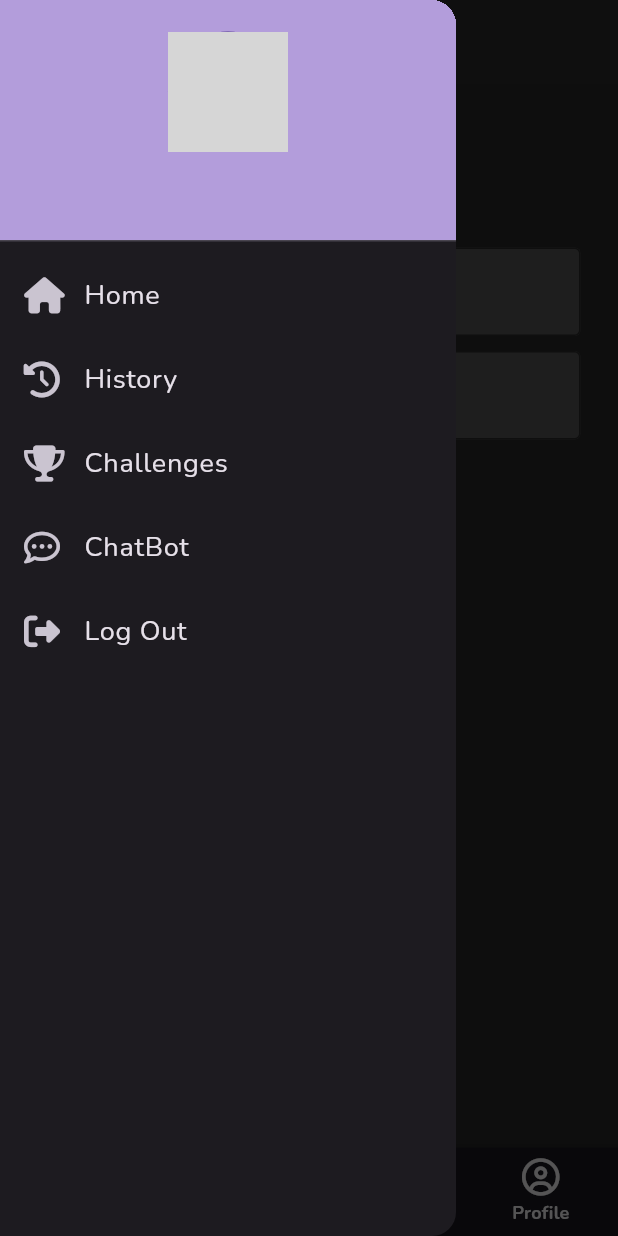
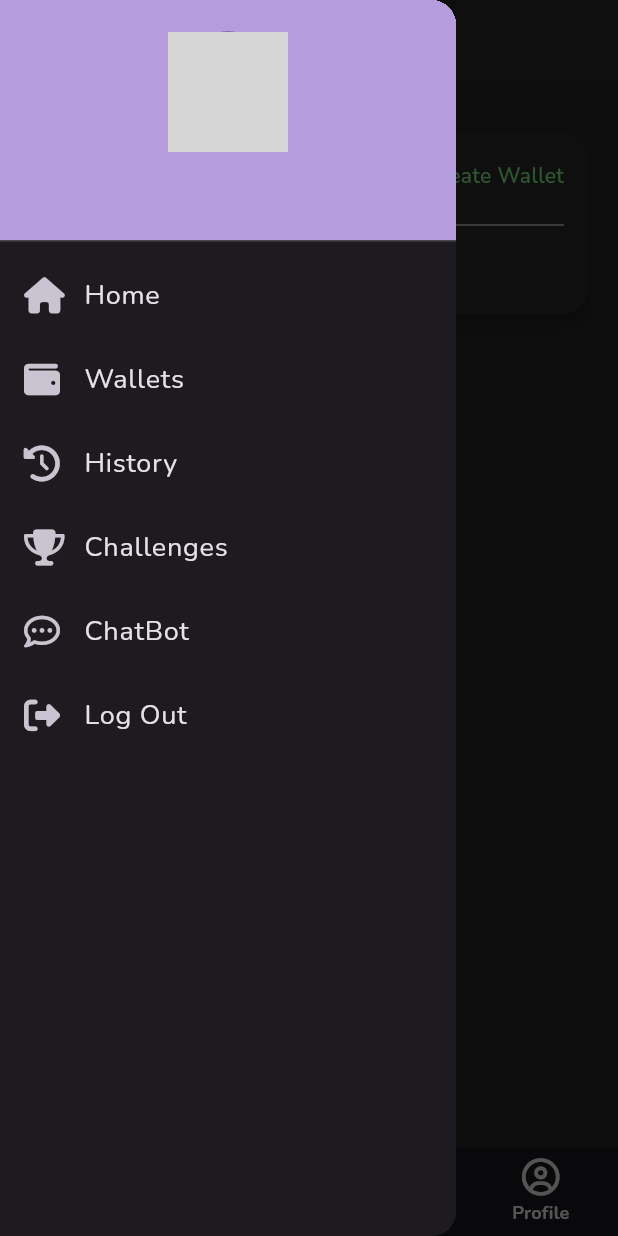
Before and after one commit to Weiyang-code/budget-tracker-with-AI-chatbot-and-gamification, a Flutter app: the screen it shows once a user with an empty profile is signed in, with the side drawer open, on a phone screen of 412 x 824 dp. Run offline on Flutter 3.47's test engine with Material 3 defaults, Android fonts, the phone set to English and light mode, and no system bars; our stand-ins replace cloud_firestore, firebase_auth, firebase_core, fluttertoast, font_awesome_flutter, google_fonts and 1 more; accounts and stored records are empty; network calls fail; grey boxes are pictures that could not be loaded.

Commit message:
wallet page and wallet function

```diff
--- /dev/null
+++ b/lib/dashboard/card.dart
@@ -0,0 +1,168 @@
+import 'package:flutter/material.dart';
+import 'package:budgettracker/services/firestore.dart'; // Update path if needed
+import 'package:intl/intl.dart'; // For formatting currency
+
+class WalletCard extends StatelessWidget {
+  const WalletCard({super.key});
+
+  @override
+  Widget build(BuildContext context) {
+    return StreamBuilder<double>(
+      stream: FirestoreService().streamTotalBalance(),
+      builder: (context, snapshot) {
+        // Check if the stream is loading
+        if (snapshot.connectionState == ConnectionState.waiting) {
+          return const Padding(
+            padding: EdgeInsets.all(16),
+            child: Center(child: CircularProgressIndicator()),
+          );
+        }
+
+        // Check if there was an error
+        if (snapshot.hasError) {
+          return const Padding(
+            padding: EdgeInsets.all(16),
+            child: Text(
+              'Error loading wallet data',
+              style: TextStyle(color: Colors.red),
+            ),
+          );
+        }
+
+        // If no wallets exist, show a button to create one
+        if (snapshot.data == 0.0) {
+          return Padding(
+            padding: const EdgeInsets.symmetric(vertical: 8, horizontal: 16),
+            child: SizedBox(
+              width: double.infinity,
+              child: Card(
+                color: Colors.grey[900],
+                shape: RoundedRectangleBorder(
+                  borderRadius: BorderRadius.circular(16),
+                ),
+                elevation: 4,
+                child: Padding(
+                  padding: const EdgeInsets.all(16),
+                  child: Column(
+                    crossAxisAlignment: CrossAxisAlignment.start,
+                    children: [
+                      Row(
+                        mainAxisAlignment: MainAxisAlignment.spaceBetween,
+                        children: [
+                          const Text(
+                            'My Wallets',
+                            style: TextStyle(
+                              color: Colors.white,
+                              fontSize: 18,
+                              fontWeight: FontWeight.bold,
+                            ),
+                          ),
+                          GestureDetector(
+                            onTap: () {
+                              Navigator.pushNamed(context, '/wallet');
+                            },
+                            child: Text(
+                              'Create Wallet',
+                              style: TextStyle(
+                                color: Colors.green.shade400,
+                                fontSize: 14,
+                                fontWeight: FontWeight.w500,
+                              ),
+                            ),
+                          ),
+                        ],
+                      ),
+                      const SizedBox(height: 12),
+                      const Divider(color: Colors.grey),
+                      const SizedBox(height: 12),
+                      const Text(
+                        'No wallets found.',
+                        style: TextStyle(color: Colors.white54, fontSize: 16),
+                      ),
+                    ],
+                  ),
+                ),
+              ),
+            ),
+          );
+        }
+
+        // If wallets exist, show the balance
+        double total = snapshot.data ?? 0.0;
+        String formattedBalance = NumberFormat.currency(
+          locale: 'en_US',
+          symbol: '\$',
+        ).format(total);
+
+        return Padding(
+          padding: const EdgeInsets.symmetric(vertical: 8, horizontal: 16),
+          child: SizedBox(
+            width: double.infinity,
+            child: Card(
+              color: Colors.grey[900],
+              shape: RoundedRectangleBorder(
+                borderRadius: BorderRadius.circular(16),
+              ),
+              elevation: 4,
+              child: Padding(
+                padding: const EdgeInsets.all(16),
+                child: Column(
+                  crossAxisAlignment: CrossAxisAlignment.start,
+                  children: [
+                    // Title Row
+                    Row(
+                      mainAxisAlignment: MainAxisAlignment.spaceBetween,
+                      children: [
+                        const Text(
+                          'My Wallets',
+                          style: TextStyle(
+                            color: Colors.white,
+                            fontSize: 18,
+                            fontWeight: FontWeight.bold,
+                          ),
+                        ),
+                        GestureDetector(
+                          onTap: () {
+                            Navigator.pushNamed(context, '/wallet');
+                          },
+                          child: Text(
+                            'See all',
+                            style: TextStyle(
+                              color: Colors.green.shade400,
+                              fontSize: 14,
+                              fontWeight: FontWeight.w500,
+                            ),
+                          ),
+                        ),
+                      ],
+                    ),
+                    const SizedBox(height: 12),
+                    const Divider(color: Colors.grey),
+                    const SizedBox(height: 12),
+                    Row(
+                      mainAxisAlignment: MainAxisAlignment.spaceBetween,
+                      children: [
+                        const Text(
+                          'Cash',
+                          style: TextStyle(color: Colors.white, fontSize: 16),
+                        ),
+                        Text(
+                          formattedBalance,
+                          style: const TextStyle(
+                            color: Colors.white,
+                            fontSize: 16,
+                            fontWeight: FontWeight.bold,
+                          ),
+                        ),
+                      ],
+                    ),
+                  ],
+                ),
+              ),
+            ),
+          ),
+        );
+      },
+    );
+  }
+}
--- a/lib/dashboard/dashboard.dart
+++ b/lib/dashboard/dashboard.dart
@@ -4,6 +4,7 @@ import 'package:budgettracker/shared/bottom_navbar.dart';
 import 'package:budgettracker/services/firestore.dart';
 import 'package:budgettracker/shared/navigation_drawer.dart';
 import 'package:budgettracker/services/auth.dart';
+import 'package:budgettracker/dashboard/card.dart';
 
 class DashboardScreen extends StatelessWidget {
   DashboardScreen({super.key});
@@ -25,33 +26,9 @@ class DashboardScreen extends StatelessWidget {
         child: Center(
           child: Column(
             children: [
-              const SizedBox(height: 50),
-              const Text(
-                "Create Wallet",
-                style: TextStyle(fontSize: 24, fontWeight: FontWeight.bold),
-              ),
-              const SizedBox(height: 25),
-              MyTextField(
-                controller: nameController,
-                hintText: "Wallet Name",
-                obscureText: false,
-              ),
-              const SizedBox(height: 10),
-              MyTextField(
-                controller: balanceController,
-                hintText: "Initial Balance",
-                obscureText: false,
-              ),
-              const SizedBox(height: 10),
-              ElevatedButton(
-                onPressed: () {
-                  FirestoreService().createWallet(
-                    name: nameController.text,
-                    balance: int.parse(balanceController.text),
-                  );
-                },
-                child: const Text("Create Wallet"),
-              ),
+              const SizedBox(height: 20),
+              // WalletCard placed at the top
+              WalletCard(),
             ],
           ),
         ),
--- a/lib/routes.dart
+++ b/lib/routes.dart
@@ -8,6 +8,7 @@ import 'package:budgettracker/challenges/challenges.dart';
 import 'package:budgettracker/chatbot/chatbot.dart';
 import 'package:budgettracker/transaction/history.dart';
 import 'package:budgettracker/budget/budget.dart';
+import 'package:budgettracker/wallet/wallet.dart';
 
 var appRoutes = {
   '/': (context) => const HomeScreen(),
@@ -20,4 +21,5 @@ var appRoutes = {
   '/chatbot': (context) => const ChatbotScreen(),
   '/history': (context) => const HistoryScreen(),
   '/budget': (context) => const BudgetScreen(),
+  '/wallet': (context) => const WalletScreen(),
 };
--- a/lib/services/models.dart
+++ b/lib/services/models.dart
@@ -20,7 +20,7 @@ class TimestampConverter implements JsonConverter<Timestamp, Object> {
 class Wallet {
   String id;
   String name;
-  int balance; // or double if you prefer
+  double balance; // or double if you prefer
   String uid;
 
   Wallet({this.id = '', this.name = '', this.balance = 0, this.uid = ''});
@@ -37,7 +37,7 @@ class Transaction {
   @TimestampConverter()
   Timestamp date;
 
-  int amount;
+  double amount;
   String category;
   String note;
   String type;
@@ -94,7 +94,7 @@ class Category {
   String id;
   String name;
   String icon; // optional: emoji or icon filename
-  int total; // total spending in this category
+  double total; // total spending in this category
 
   Category({this.id = '', this.name = '', this.icon = '', this.total = 0});
 
--- a/lib/shared/navigation_drawer.dart
+++ b/lib/shared/navigation_drawer.dart
@@ -38,6 +38,13 @@ class SideDrawer extends StatelessWidget {
             },
           ),
           ListTile(
+            leading: const Icon(FontAwesomeIcons.wallet),
+            title: const Text('Wallets'),
+            onTap: () {
+              Navigator.pushNamed(context, '/wallet');
+            },
+          ),
+          ListTile(
             leading: const Icon(FontAwesomeIcons.history),
             title: const Text('History'),
             onTap: () {
--- a/pubspec.yaml
+++ b/pubspec.yaml
@@ -46,6 +46,7 @@ dependencies:
   rxdart: ^0.28.0
   provider: ^6.1.4
   google_nav_bar: ^5.0.7
+  intl: ^0.20.2
 
 dev_dependencies:
   flutter_test:
```
Also changed, not shown: lib/services/firestore.dart (+41 -3 lines), lib/wallet/popup.dart (added, +84 -0 lines), lib/wallet/wallet.dart (added, +96 -0 lines), lib/services/models.g.dart, pubspec.lock.
